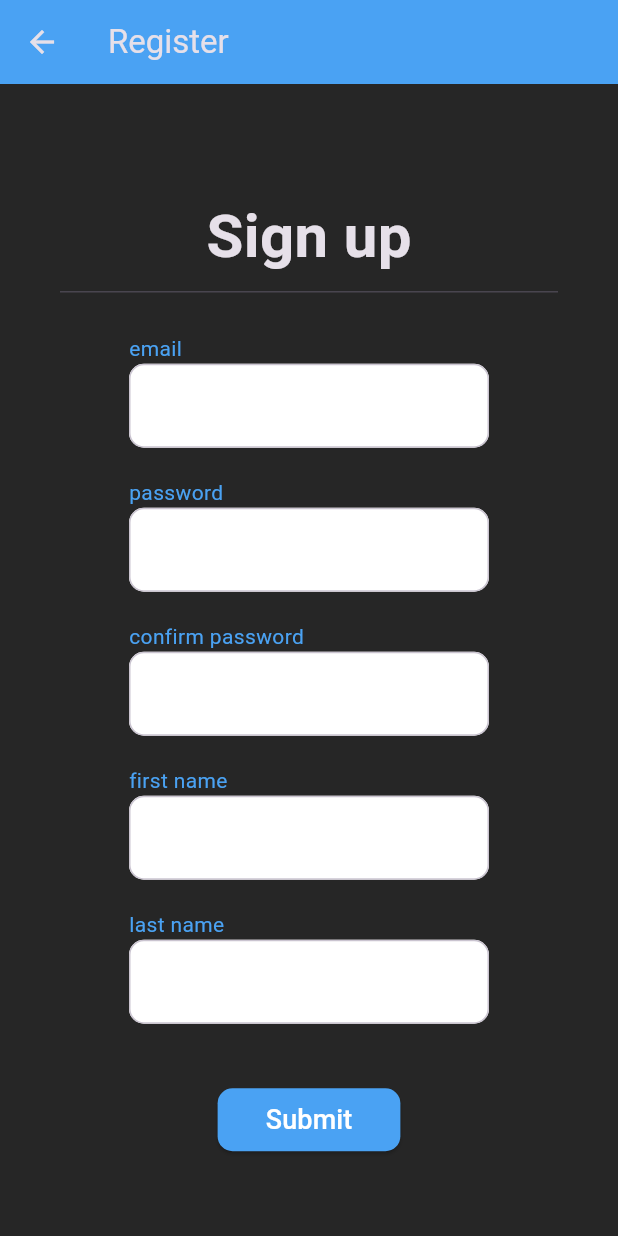
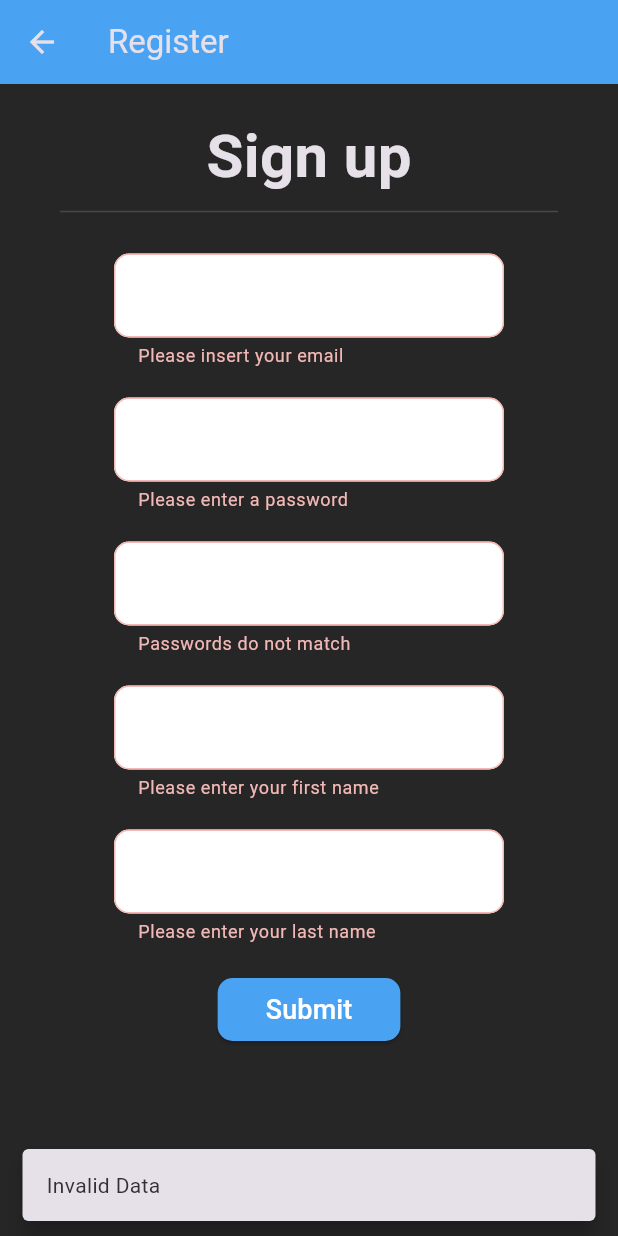
Before and after one commit to fatjonfreskina/houskipper-mobile, a Flutter app: the RegisterScreen screen opened by its route, after a tap on "Submit", on a phone screen of 412 x 824 dp. Run offline on Flutter 3.47's test engine with Material 3 defaults, Android fonts, the phone set to English and light mode, and no system bars; our stand-ins replace email_validator, shared_preferences; accounts and stored records are empty; network calls fail.

Commit message:
Update UI constants and refactor code

```diff
--- a/lib/components/labeled_input_text.dart
+++ b/lib/components/labeled_input_text.dart
@@ -14,7 +14,7 @@ class LabeledInputText extends StatelessWidget {
   @override
   Widget build(BuildContext context) {
     return SizedBox(
-      width: 240.0,
+      width: kInputTextWidth,
       child: Column(
         crossAxisAlignment: CrossAxisAlignment.start,
         children: [
--- a/lib/components/short_input_text.dart
+++ b/lib/components/short_input_text.dart
@@ -16,7 +16,7 @@ class _ShortInputTextState extends State<ShortInputText> {
   @override
   Widget build(BuildContext context) {
     return SizedBox(
-        width: 240.0,
+        width: kInputTextWidth,
         child: TextField(
             controller: widget.controller,
             decoration: InputDecoration(
--- a/lib/screens/register_screen.dart
+++ b/lib/screens/register_screen.dart
@@ -1,11 +1,10 @@
-import 'package:app/components/labeled_input_text.dart';
 import 'package:app/components/large_text_button.dart';
+import 'package:app/services/network/api_common.dart';
+import 'package:app/services/network/user_api.dart';
 import 'package:app/utilities/ui_constants.dart';
+import 'package:email_validator/email_validator.dart';
 import 'package:flutter/material.dart';
 
-// TODO: Implement register form validation + refactor inputs with form inputs
-// TODO: Call the register API
-// TODO: Handle the response from the register API
 // TODO: Add icons to the inputs
 // TODO: Back button to the app bar
 
@@ -22,6 +21,7 @@ class _RegisterScreenState extends State<RegisterScreen> {
   TextEditingController passwordConfirmController = TextEditingController();
   TextEditingController firstNameController = TextEditingController();
   TextEditingController lastNameController = TextEditingController();
+  final _formKey = GlobalKey<FormState>();
 
   @override
   Widget build(BuildContext context) {
@@ -30,14 +30,14 @@ class _RegisterScreenState extends State<RegisterScreen> {
       appBar: AppBar(
         title: const Text('Register'),
       ),
-      body: Center(
+      body: Align(
+        alignment: Alignment.topCenter,
         child: SingleChildScrollView(
           physics: const BouncingScrollPhysics(),
-          child: Column(
-            children: [
+          child: Column(children: [
             const SizedBox(height: kSmallSizedBoxHeight),
             const Text(
-                "Sign up",
+              'Sign up',
               style: kTitleTextStyle,
             ),
             const Divider(
@@ -47,52 +47,145 @@ class _RegisterScreenState extends State<RegisterScreen> {
             const SizedBox(
               height: kSmallSizedBoxHeight,
             ),
-              LabeledInputText(
+            Form(
+              key: _formKey,
+              child: Column(
+                children: [
+                  SizedBox(
+                    width: kInputTextWidth, // Set the desired width here
+                    child: TextFormField(
                       controller: emailController,
-                  labelText: 'email',
-                  obscureText: false),
-              const SizedBox(
-                height: kSmallSizedBoxHeight,
+                      validator: (value) {
+                        if (value == null || value.isEmpty) {
+                          return 'Please insert your email';
+                        }
+                        if (!EmailValidator.validate(value)) {
+                          return 'Please enter a valid email';
+                        }
+                        return null;
+                      },
+                      style: const TextStyle(
+                          color: Colors.black), // Change the text color here
                     ),
-              LabeledInputText(
+                  ),
+                  const SizedBox(height: 20),
+                  SizedBox(
+                    width: kInputTextWidth, // Set the desired width here
+                    child: TextFormField(
                       controller: passwordController,
-                  labelText: 'password',
-                  obscureText: true),
-              const SizedBox(
-                height: kSmallSizedBoxHeight,
+                      validator: (value) {
+                        if (value == null || value.isEmpty) {
+                          return 'Please enter a password';
+                        }
+                        if (!RegExp(
+                                r'^(?=.*?[A-Z])(?=.*?[a-z])(?=.*?[0-9]).{8,}$')
+                            .hasMatch(value)) {
+                          return 'Password must contain at least 8 characters, including uppercase, lowercase, and numeric characters.';
+                        }
+                        return null;
+                      },
+                      style: const TextStyle(
+                        color: Colors.black,
                       ),
-              LabeledInputText(
+                    ),
+                  ),
+                  const SizedBox(height: 20),
+                  SizedBox(
+                    width: kInputTextWidth, // Set the desired width here
+                    child: TextFormField(
                       controller: passwordConfirmController,
-                  labelText: 'confirm password',
-                  obscureText: true),
-              const SizedBox(
-                height: kSmallSizedBoxHeight,
+                      validator: (value) {
+                        if (value == null ||
+                            value.isEmpty ||
+                            value != passwordController.text) {
+                          return 'Passwords do not match';
+                        }
+                        return null;
+                      },
+                      style: const TextStyle(
+                          color: Colors.black), // Change the text color here
                     ),
-              LabeledInputText(
+                  ),
+                  const SizedBox(height: 20),
+                  SizedBox(
+                    width: kInputTextWidth, // Set the desired width here
+                    child: TextFormField(
                       controller: firstNameController,
-                  labelText: 'first name',
-                  obscureText: false),
-              const SizedBox(
-                height: kSmallSizedBoxHeight,
+                      validator: (value) {
+                        if (value == null || value.isEmpty) {
+                          return 'Please enter your first name';
+                        }
+                        return null;
+                      },
+                      style: const TextStyle(
+                          color: Colors.black), // Change the text color here
                     ),
-              LabeledInputText(
+                  ),
+                  const SizedBox(height: 20),
+                  SizedBox(
+                    width: kInputTextWidth, // Set the desired width here
+                    child: TextFormField(
                       controller: lastNameController,
-                  labelText: 'last name',
-                  obscureText: false),
-              const SizedBox(height: kMediumSizedBoxHeight),
+                      validator: (value) {
+                        if (value == null || value.isEmpty) {
+                          return 'Please enter your last name';
+                        }
+                        return null;
+                      },
+                      style: const TextStyle(
+                          color: Colors.black), // Change the text color here
+                    ),
+                  ),
+                ],
+              ),
+            ),
+            const SizedBox(height: 20),
             LargeTextButton(
                 color: kColorBluePrimary,
                 text: 'Submit',
-                onPress: validateRegisterForm,
-              )
-            ],
+                onPress: () async {
+                  if (_formKey.currentState!.validate()) {
+                    // Implement the api call
+                    ApiResponse response = await UserApiClient().register(
+                        emailController.text,
+                        passwordController.text,
+                        firstNameController.text,
+                        lastNameController.text);
+                    if (response.success) {
+                      ScaffoldMessenger.of(context).showSnackBar(const SnackBar(
+                        content: Text(
+                            'Registration successful. You will be redirected to the login page.'),
+                        duration: Duration(seconds: 3), // Set the duration here
+                        behavior: SnackBarBehavior
+                            .floating, // Set the behavior to floating
+                      ));
+                      await Future.delayed(const Duration(seconds: 3),
+                          () => {Navigator.pop(context)});
+                    } else {
+                      ScaffoldMessenger.of(context).showSnackBar(
+                        SnackBar(
+                          content: Text(response.errorMessage),
+                          duration: const Duration(
+                              seconds: 2), // Set the duration here
+                          behavior: SnackBarBehavior
+                              .floating, // Set the behavior to floating
                         ),
+                      );
+                    }
+                  } else {
+                    ScaffoldMessenger.of(context).showSnackBar(
+                      const SnackBar(
+                        content: Text('Invalid Data'),
+                        duration: Duration(seconds: 2), // Set the duration here
+                        behavior: SnackBarBehavior
+                            .floating, // Set the behavior to floating
+                      ),
+                    );
+                  }
+                })
+          ]),
         ),
       ),
     );
   }
-
-  void validateRegisterForm() {
-    print('Pressed Submit button');
 }
-}
--- a/lib/screens/splash_screen.dart
+++ b/lib/screens/splash_screen.dart
@@ -1,5 +1,4 @@
 // ignore_for_file: avoid_print
-
 import 'package:app/services/state/prefs_constants.dart';
 import 'package:app/services/state/prefs_service.dart';
 import 'package:app/utilities/route_names.dart';
@@ -56,20 +55,22 @@ class _SplashScreenState extends State<SplashScreen>
     SharedPreferences prefs = await SharedPreferences.getInstance();
     setState(() {
       jwt = prefs.getString(kPrefJwt) ?? '';
-      print("Set the token to $jwt");
+      print('Set the token to $jwt');
     });
   }
 
   void validateToken(context, String token) async {
-    print("Validating token");
+    print('Validating token');
     ApiResponse<http.Response> response =
         await UserApiClient().testToken(token);
     if (response.success) {
-      print("Token is valid");
-      // Todo set the user prefs
+      print('Token is valid');
+      print('User data: ${response.data}');
+      SharedPreferences prefs = await SharedPreferences.getInstance();
+      await PrefsManager().setUserPrefs(prefs, response.data);
       Navigator.pushReplacementNamed(context, kRouteHomePageName);
     } else {
-      print("Token is invalid");
+      print('Token is invalid');
       Navigator.pushReplacementNamed(context, kRouteLoginPageName);
     }
   }
--- a/lib/utilities/ui_constants.dart
+++ b/lib/utilities/ui_constants.dart
@@ -33,6 +33,8 @@ const kFormTextStyle = TextStyle(
   color: kColorGreyPrimary,
 );
 
+const kInputTextWidth = 260.0;
+
 const kFormLabelTextStyle = TextStyle(
   fontSize: 14.0,
   fontWeight: FontWeight.normal,
```
Also changed, not shown: lib/screens/home_screen.dart (+6 -1 lines), lib/screens/login_screen.dart (+14 -13 lines), lib/services/network/api_common.dart (+6 -6 lines), lib/services/network/user_api.dart (+60 -7 lines), lib/services/state/prefs_constants.dart (+7 -7 lines), lib/services/state/prefs_service.dart (+18 -6 lines). Lines whose indentation alone changed are shown as unchanged.
